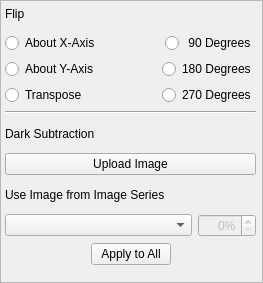
Before: the Qt Designer form hexrd/ui/resources/ui/tab_frame.ui in HEXRD/hexrdgui, drawn with Qt 5.
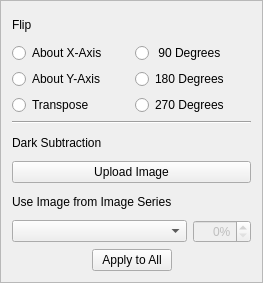
After: the same form once the commit is applied.

Commit message: Make ProcessImageSeries dialog resizable

```diff
--- a/hexrd/ui/resources/ui/tab_frame.ui
+++ b/hexrd/ui/resources/ui/tab_frame.ui
@@ -19,111 +19,54 @@
   <property name="frameShadow">
    <enum>QFrame::Raised</enum>
   </property>
-  <widget class="QWidget" name="">
-   <property name="geometry">
-    <rect>
-     <x>0</x>
-     <y>0</y>
-     <width>256</width>
-     <height>265</height>
-    </rect>
-   </property>
-   <layout class="QVBoxLayout" name="verticalLayout">
-    <property name="leftMargin">
-     <number>5</number>
-    </property>
-    <item>
+  <layout class="QGridLayout" name="gridLayout_3">
+   <item row="0" column="0">
+    <layout class="QGridLayout" name="gridLayout_2">
+     <item row="0" column="0">
      <widget class="QLabel" name="label_4">
       <property name="text">
        <string>Flip</string>
       </property>
      </widget>
     </item>
-    <item>
-     <layout class="QHBoxLayout" name="horizontalLayout_4">
-      <item>
-       <widget class="QRadioButton" name="vertical">
+     <item row="1" column="0">
+      <layout class="QGridLayout" name="gridLayout">
+       <item row="0" column="0">
+        <widget class="QRadioButton" name="horizontal">
         <property name="text">
          <string>About X-Axis</string>
         </property>
        </widget>
       </item>
-      <item>
-       <spacer name="horizontalSpacer_4">
-        <property name="orientation">
-         <enum>Qt::Horizontal</enum>
-        </property>
-        <property name="sizeHint" stdset="0">
-         <size>
-          <width>17</width>
-          <height>20</height>
-         </size>
-        </property>
-       </spacer>
-      </item>
-      <item>
+       <item row="0" column="1">
        <widget class="QRadioButton" name="rotate_90">
         <property name="text">
          <string> 90 Degrees</string>
         </property>
        </widget>
       </item>
-     </layout>
-    </item>
-    <item>
-     <layout class="QHBoxLayout" name="horizontalLayout_5">
-      <item>
-       <widget class="QRadioButton" name="horizontal">
+       <item row="1" column="0">
+        <widget class="QRadioButton" name="vertical">
         <property name="text">
          <string>About Y-Axis</string>
         </property>
        </widget>
       </item>
-      <item>
-       <spacer name="horizontalSpacer_5">
-        <property name="orientation">
-         <enum>Qt::Horizontal</enum>
-        </property>
-        <property name="sizeHint" stdset="0">
-         <size>
-          <width>17</width>
-          <height>20</height>
-         </size>
-        </property>
-       </spacer>
-      </item>
-      <item>
+       <item row="1" column="1">
        <widget class="QRadioButton" name="rotate_180">
         <property name="text">
          <string>180 Degrees</string>
         </property>
        </widget>
       </item>
-     </layout>
-    </item>
-    <item>
-     <layout class="QHBoxLayout" name="horizontalLayout_6">
-      <item>
+       <item row="2" column="0">
        <widget class="QRadioButton" name="transpose">
         <property name="text">
          <string>Transpose</string>
         </property>
        </widget>
       </item>
-      <item>
-       <spacer name="horizontalSpacer_6">
-        <property name="orientation">
-         <enum>Qt::Horizontal</enum>
-        </property>
-        <property name="sizeHint" stdset="0">
-         <size>
-          <width>17</width>
-          <height>20</height>
-         </size>
-        </property>
-       </spacer>
-      </item>
-      <item>
+       <item row="2" column="1">
        <widget class="QRadioButton" name="rotate_270">
         <property name="text">
          <string>270 Degrees</string>
@@ -132,35 +75,35 @@
       </item>
      </layout>
     </item>
-    <item>
+     <item row="2" column="0">
      <widget class="Line" name="line">
       <property name="orientation">
        <enum>Qt::Horizontal</enum>
       </property>
      </widget>
     </item>
-    <item>
+     <item row="3" column="0">
      <widget class="QLabel" name="label_2">
       <property name="text">
        <string>Dark Subtraction</string>
       </property>
      </widget>
     </item>
-    <item>
+     <item row="4" column="0">
      <widget class="QPushButton" name="upload_dark">
       <property name="text">
        <string>Upload Image</string>
       </property>
      </widget>
     </item>
-    <item>
+     <item row="5" column="0">
      <widget class="QLabel" name="label_5">
       <property name="text">
        <string>Use Image from Image Series</string>
       </property>
      </widget>
     </item>
-    <item>
+     <item row="6" column="0">
      <layout class="QHBoxLayout" name="horizontalLayout">
       <item>
        <widget class="QComboBox" name="dark_combo">
@@ -218,7 +161,7 @@
       </item>
      </layout>
     </item>
-    <item>
+     <item row="7" column="0">
      <layout class="QHBoxLayout" name="horizontalLayout_2">
       <item>
        <spacer name="horizontalSpacer">
@@ -256,7 +199,8 @@
      </layout>
     </item>
    </layout>
-  </widget>
+   </item>
+  </layout>
  </widget>
  <resources/>
  <connections/>
```
Lines whose indentation alone changed are shown as unchanged. The commit also changes 1 other file.
